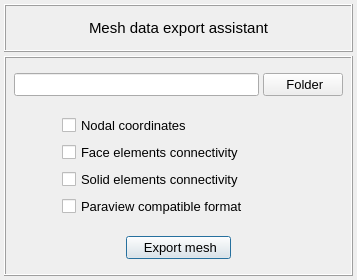
This is data/ui_files/data_handler/export_mesh.ui in MOPT-UFSC/VIBRA as Qt 5 draws it before an edit. The edited form follows.
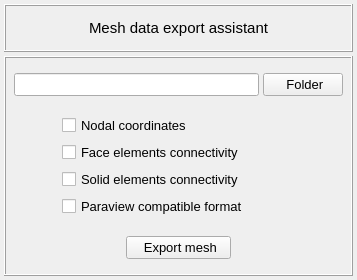
This is the edited form.

```diff
--- a/data/ui_files/data_handler/export_mesh.ui
+++ b/data/ui_files/data_handler/export_mesh.ui
@@ -231,6 +231,9 @@
            <property name="text">
             <string> Export mesh</string>
            </property>
+           <property name="autoDefault">
+            <bool>false</bool>
+           </property>
           </widget>
          </item>
          <item row="0" column="2">
@@ -293,6 +296,9 @@
            <property name="text">
             <string> Folder</string>
            </property>
+           <property name="autoDefault">
+            <bool>false</bool>
+           </property>
           </widget>
          </item>
         </layout>
```
Left out of the diff: 9 changed lines with no effect on the pictures.
